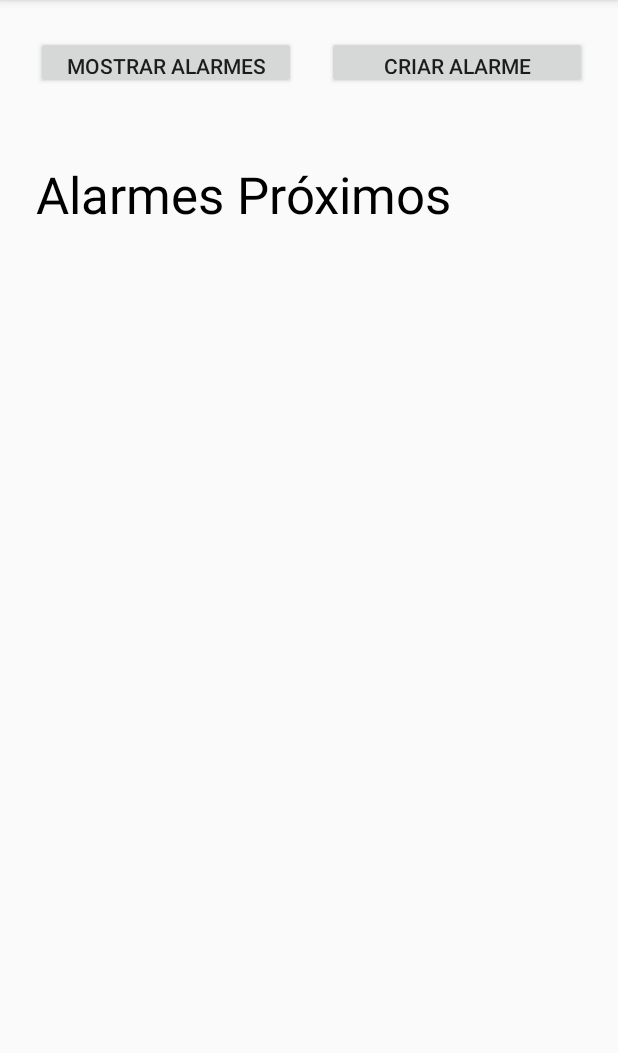
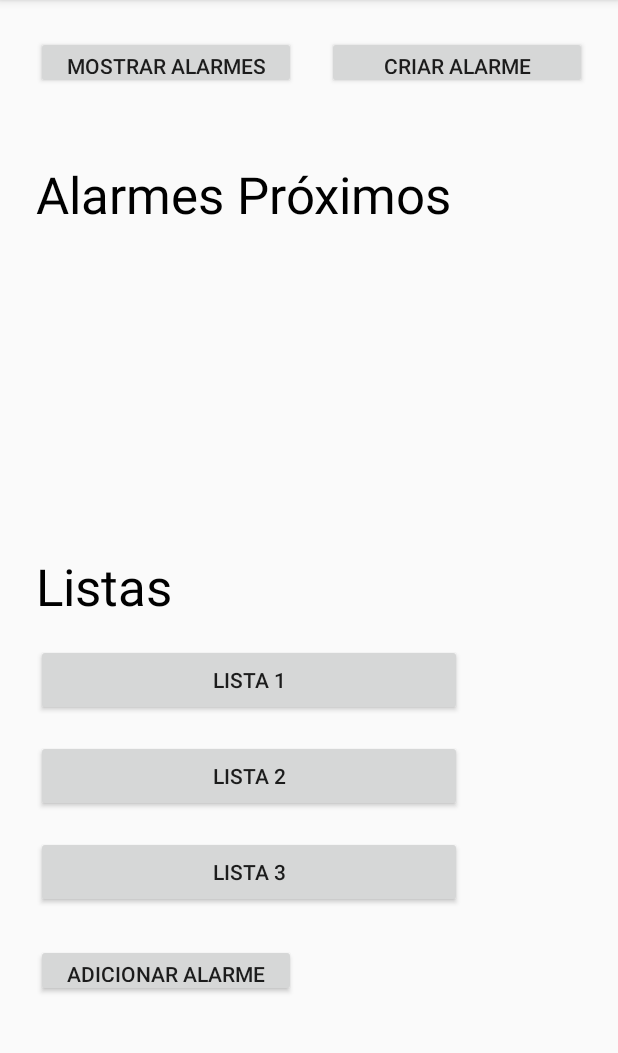
Before and after one commit to Miguel-Marmelete/IPC, an Android app: the screen it shows after launch (MainActivity), on a phone screen of 412 x 824 dp, the part 84-1137 px from its top. Run offline under Robolectric (Android 15) with nearby library versions, the phone set to English and light mode, and no system bars.

Commit message:
Listas adicionadas

```diff
--- a/TG2/RemindDo/app/src/main/java/com/example/reminddo/MainActivity.java
+++ b/TG2/RemindDo/app/src/main/java/com/example/reminddo/MainActivity.java
@@ -78,16 +78,7 @@ public class MainActivity extends AppCompatActivity {
                 drawAlarms(listaAlarmes);
             }
         }
-        /*
-            Alarm alarm = (Alarm) data.getSerializableExtra("alarmToDelete");
-            if (alarm != null) {
-                Log.d("Antes de apagar", listaAlarmes.toString());
-                listaAlarmes.remove(alarm);
-                Log.d("Depois de apagar", String.valueOf(listaAlarmes));
 
-                deleteAlarmsTextView();
-                drawAlarms(listaAlarmes);
-            }*/
         }
 
     public void drawAlarms(ArrayList<Alarm> alarms){
--- a/TG2/RemindDo/app/src/main/res/layout/activity_main.xml
+++ b/TG2/RemindDo/app/src/main/res/layout/activity_main.xml
@@ -6,6 +6,49 @@
     android:layout_height="match_parent"
     tools:context=".MainActivity"
     tools:ignore="MissingDefaultResource">
+
+    <Button
+        android:id="@+id/create_list_btn"
+        android:layout_width="173dp"
+        android:layout_height="35dp"
+        android:layout_marginTop="24dp"
+        android:text="Adicionar Alarme"
+        app:layout_constraintStart_toStartOf="@+id/lista_3"
+        app:layout_constraintTop_toBottomOf="@+id/lista_3" />
+
+    <Button
+        android:id="@+id/lista_3"
+        android:layout_width="0dp"
+        android:layout_height="wrap_content"
+        android:layout_marginTop="16dp"
+        android:text="Lista 3"
+        app:layout_constraintEnd_toEndOf="@+id/alarmes_scroll_view"
+        app:layout_constraintHorizontal_bias="0.0"
+        app:layout_constraintStart_toStartOf="@+id/alarmes_scroll_view"
+        app:layout_constraintTop_toBottomOf="@+id/lista_2" />
+
+    <Button
+        android:id="@+id/lista_2"
+        android:layout_width="0dp"
+        android:layout_height="wrap_content"
+        android:layout_marginTop="16dp"
+        android:text="Lista 2"
+        app:layout_constraintEnd_toEndOf="@+id/alarmes_scroll_view"
+        app:layout_constraintHorizontal_bias="0.0"
+        app:layout_constraintStart_toStartOf="@+id/alarmes_scroll_view"
+        app:layout_constraintTop_toBottomOf="@+id/lista_1" />
+
+    <TextView
+        android:id="@+id/listas_text_view"
+        android:layout_width="wrap_content"
+        android:layout_height="wrap_content"
+        android:layout_marginTop="8dp"
+        android:fontFamily="sans-serif"
+        android:text="Listas"
+        android:textColor="#000000"
+        android:textSize="34sp"
+        app:layout_constraintStart_toStartOf="@+id/alarmes_scroll_view"
+        app:layout_constraintTop_toBottomOf="@+id/alarmes_scroll_view" />
 
     <Button
         android:id="@+id/criar_alarme_btn"
@@ -46,13 +89,15 @@
 
     <ScrollView
         android:id="@+id/alarmes_scroll_view"
-            android:layout_width="278dp"
-            android:layout_height="402dp"
+        android:layout_width="284dp"
+        android:layout_height="176dp"
+        android:layout_marginBottom="90dp"
         app:layout_constraintBottom_toBottomOf="parent"
         app:layout_constraintEnd_toEndOf="@+id/alarme_proximso_text_view"
+        app:layout_constraintHorizontal_bias="0.0"
         app:layout_constraintStart_toStartOf="@+id/alarme_proximso_text_view"
         app:layout_constraintTop_toBottomOf="@+id/alarme_proximso_text_view"
-            app:layout_constraintVertical_bias="0.177">
+        app:layout_constraintVertical_bias="0.091">
 
         <LinearLayout
             android:id="@+id/linear_layout"
@@ -61,4 +106,14 @@
             android:orientation="vertical" />
     </ScrollView>
 
+    <Button
+        android:id="@+id/lista_1"
+        android:layout_width="0dp"
+        android:layout_height="wrap_content"
+        android:layout_marginTop="16dp"
+        android:text="Lista 1"
+        app:layout_constraintEnd_toEndOf="@+id/alarmes_scroll_view"
+        app:layout_constraintStart_toStartOf="@+id/alarmes_scroll_view"
+        app:layout_constraintTop_toBottomOf="@+id/listas_text_view" />
+
 </android.support.constraint.ConstraintLayout>
```
Lines whose indentation alone changed are shown as unchanged.
